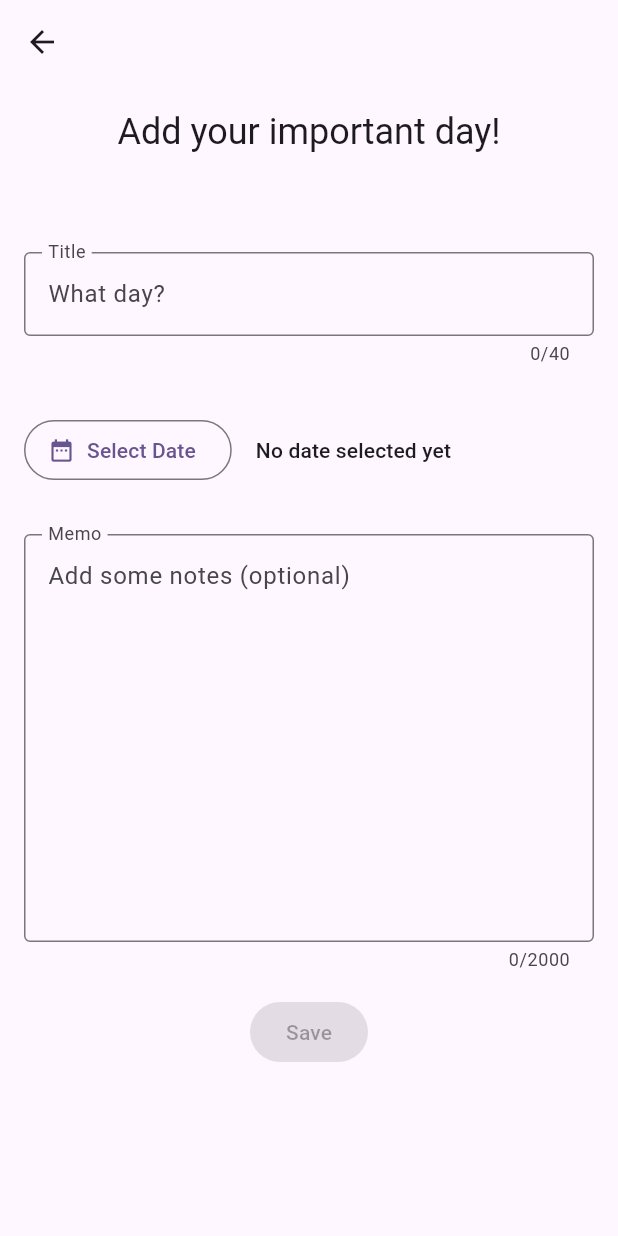
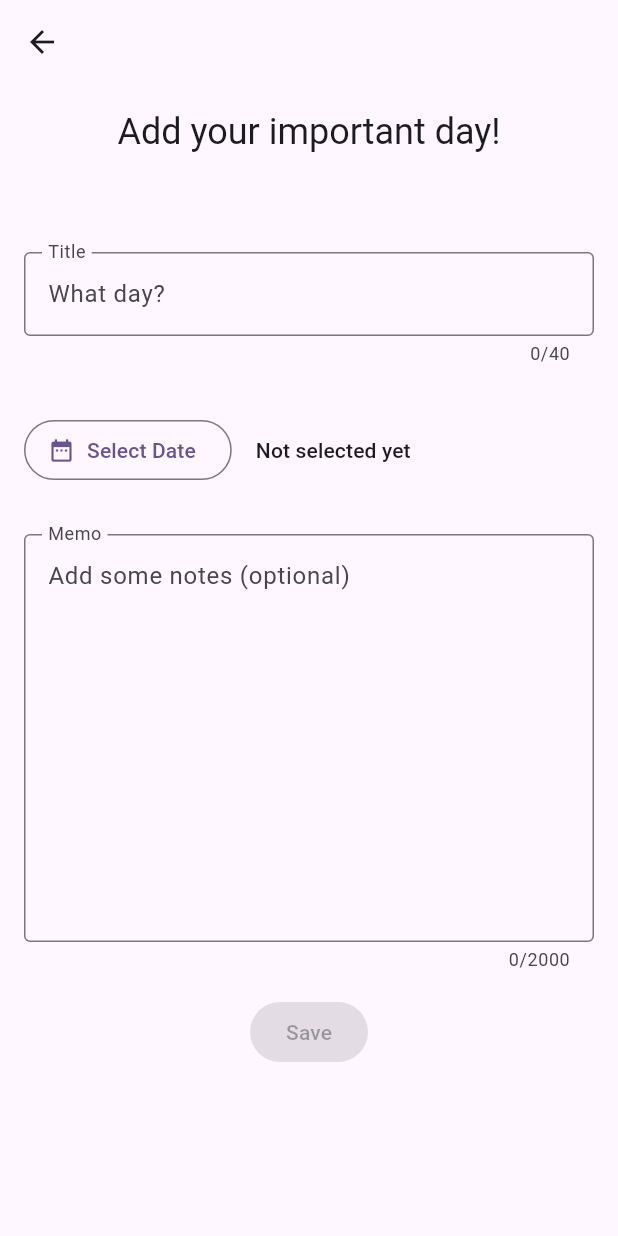
Before and after one commit to ChiekoN/Flutter-local_storage_app, a Flutter app: the NewDatePage screen opened by its route, on a phone screen of 412 x 824 dp. Run offline on Flutter 3.47's test engine with Material 3 defaults, Android fonts, the phone set to English and light mode, and no system bars; our stand-ins replace drift, flutter_bloc, go_router, universal_platform; missing offline and left inert: desktop_window; accounts and stored records are empty; generated files the repository leaves out were written again.

```diff
--- a/lib/feature/pages/add/add.dart
+++ b/lib/feature/pages/add/add.dart
@@ -18,7 +18,7 @@ class _NewDatePageState extends State<NewDatePage> {
   DateTime firstDate = DateTime.now().add(Duration(days:1)); // Available date is tomorrow and after.
   DateTime selectedDate = DateTime.now().add(Duration(days:1)); // Initial value
   DateTime lastDate = DateTime(2200); // Max date
-  String selectedDateString = 'No date selected yet';
+  String selectedDateString = '';
 
   final textController = TextEditingController();
   String title = '';
@@ -119,7 +119,7 @@ class _NewDatePageState extends State<NewDatePage> {
                   Padding(
                     padding: EdgeInsets.only(left: 16.0),
                     child: Text(
-                      selectedDateString,
+                      selectedDateString.isEmpty ? "Not selected yet" : selectedDateString,
                       style: Theme.of(context).textTheme.labelLarge,
                     ),
                   ),
```
